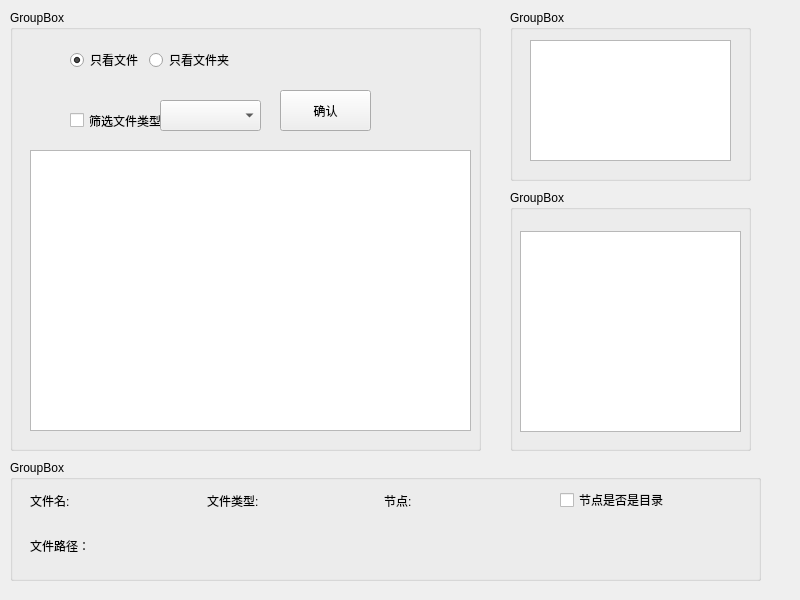
Qt form List/list.ui (3432276416/QTProject) before a commit.
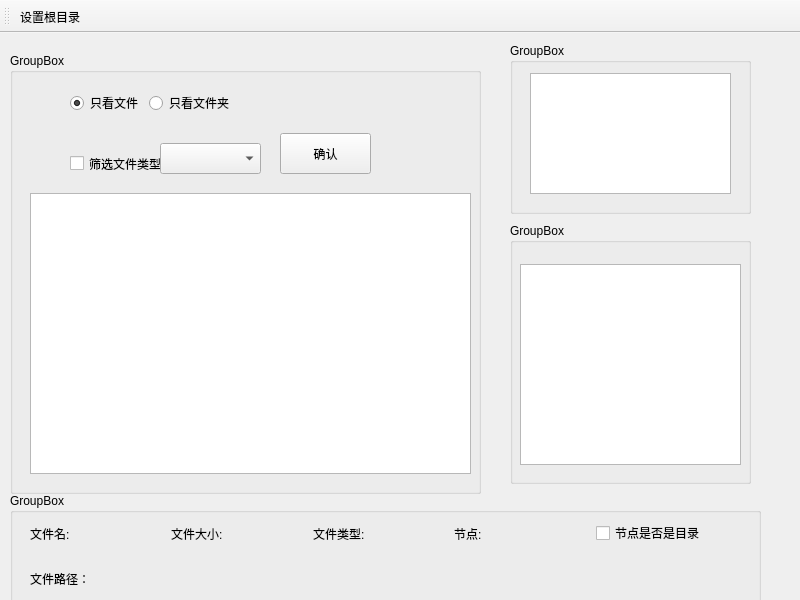
The same form after that commit. Icons and pictures are not drawn.

Diff of the .ui file:
```diff
--- a/List/list.ui
+++ b/List/list.ui
@@ -64,7 +64,7 @@
     <property name="geometry">
      <rect>
       <x>10</x>
-      <y>10</y>
+      <y>20</y>
       <width>471</width>
       <height>441</height>
      </rect>
@@ -215,6 +215,13 @@
         </property>
        </widget>
       </item>
+      <item>
+       <widget class="QLabel" name="filesize_lab">
+        <property name="text">
+         <string>文件大小:</string>
+        </property>
+       </widget>
+      </item>
       <item>
        <widget class="QLabel" name="filetype_lab">
         <property name="text">
@@ -240,6 +247,36 @@
     </widget>
    </widget>
   </widget>
+  <widget class="QToolBar" name="toolBar">
+   <property name="windowTitle">
+    <string>toolBar</string>
+   </property>
+   <attribute name="toolBarArea">
+    <enum>TopToolBarArea</enum>
+   </attribute>
+   <attribute name="toolBarBreak">
+    <bool>false</bool>
+   </attribute>
+   <addaction name="actionopen"/>
+  </widget>
+  <action name="actionopen">
+   <property name="icon">
+    <iconset resource="image.qrc">
+     <normaloff>:/image/icons/folder1.bmp</normaloff>:/image/icons/folder1.bmp</iconset>
+   </property>
+   <property name="text">
+    <string>设置根目录</string>
+   </property>
+   <property name="toolTip">
+    <string>&lt;html&gt;&lt;head/&gt;&lt;body&gt;&lt;p align=&quot;center&quot;&gt;&lt;span style=&quot; font-weight:700; font-style:italic;&quot;&gt;设置根目录&lt;/span&gt;&lt;/p&gt;&lt;/body&gt;&lt;/html&gt;</string>
+   </property>
+   <property name="statusTip">
+    <string/>
+   </property>
+   <property name="menuRole">
+    <enum>QAction::TextHeuristicRole</enum>
+   </property>
+  </action>
  </widget>
  <resources/>
  <connections/>
```
Left out of the diff: 10 changed lines with no effect on the pictures.
